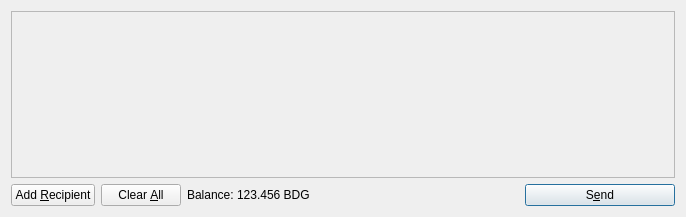
This is src/qt/forms/sendcoinsdialog.ui in badgercoincoin/badgercoin as Qt 5 draws it before an edit. The edited form follows.
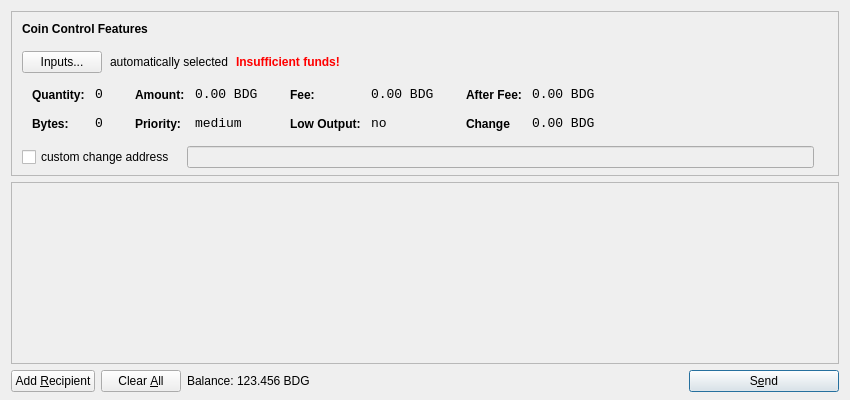
This is the edited form. Icons and pictures are not drawn.

The edit to the form file:
```diff
--- a/src/qt/forms/sendcoinsdialog.ui
+++ b/src/qt/forms/sendcoinsdialog.ui
@@ -6,14 +6,624 @@
    <rect>
     <x>0</x>
     <y>0</y>
-    <width>686</width>
-    <height>217</height>
+    <width>850</width>
+    <height>400</height>
    </rect>
   </property>
   <property name="windowTitle">
    <string>Send Coins</string>
   </property>
-  <layout class="QVBoxLayout" name="verticalLayout">
+  <layout class="QVBoxLayout" name="verticalLayout" stretch="0,1,0">
+   <property name="bottomMargin">
+    <number>8</number>
+   </property>
+   <item>
+    <widget class="QFrame" name="frameCoinControl">
+     <property name="sizePolicy">
+      <sizepolicy hsizetype="Expanding" vsizetype="Expanding">
+       <horstretch>0</horstretch>
+       <verstretch>0</verstretch>
+      </sizepolicy>
+     </property>
+     <property name="maximumSize">
+      <size>
+       <width>16777215</width>
+       <height>16777215</height>
+      </size>
+     </property>
+     <property name="frameShape">
+      <enum>QFrame::StyledPanel</enum>
+     </property>
+     <property name="frameShadow">
+      <enum>QFrame::Sunken</enum>
+     </property>
+     <layout class="QVBoxLayout" name="verticalLayoutCoinControl2">
+      <property name="spacing">
+       <number>6</number>
+      </property>
+      <property name="leftMargin">
+       <number>0</number>
+      </property>
+      <property name="topMargin">
+       <number>0</number>
+      </property>
+      <property name="rightMargin">
+       <number>0</number>
+      </property>
+      <property name="bottomMargin">
+       <number>6</number>
+      </property>
+      <item>
+       <layout class="QVBoxLayout" name="verticalLayoutCoinControl" stretch="0,0,0,0,1">
+        <property name="spacing">
+         <number>0</number>
+        </property>
+        <property name="leftMargin">
+         <number>10</number>
+        </property>
+        <property name="topMargin">
+         <number>10</number>
+        </property>
+        <item>
+         <layout class="QHBoxLayout" name="horizontalLayoutCoinControl1">
+          <property name="bottomMargin">
+           <number>15</number>
+          </property>
+          <item>
+           <widget class="QLabel" name="labelCoinControlFeatures">
+            <property name="sizePolicy">
+             <sizepolicy hsizetype="Preferred" vsizetype="Maximum">
+              <horstretch>0</horstretch>
+              <verstretch>0</verstretch>
+             </sizepolicy>
+            </property>
+            <property name="font">
+             <font>
+              <weight>75</weight>
+              <bold>true</bold>
+             </font>
+            </property>
+            <property name="styleSheet">
+             <string notr="true">font-weight:bold;</string>
+            </property>
+            <property name="text">
+             <string>Coin Control Features</string>
+            </property>
+           </widget>
+          </item>
+         </layout>
+        </item>
+        <item>
+         <layout class="QHBoxLayout" name="horizontalLayoutCoinControl2" stretch="0,0,0,0">
+          <property name="spacing">
+           <number>8</number>
+          </property>
+          <property name="bottomMargin">
+           <number>10</number>
+          </property>
+          <item>
+           <widget class="QPushButton" name="pushButtonCoinControl">
+            <property name="styleSheet">
+             <string notr="true"/>
+            </property>
+            <property name="text">
+             <string>Inputs...</string>
+            </property>
+           </widget>
+          </item>
+          <item>
+           <widget class="QLabel" name="labelCoinControlAutomaticallySelected">
+            <property name="text">
+             <string>automatically selected</string>
+            </property>
+            <property name="margin">
+             <number>5</number>
+            </property>
+           </widget>
+          </item>
+          <item>
+           <widget class="QLabel" name="labelCoinControlInsuffFunds">
+            <property name="font">
+             <font>
+              <weight>75</weight>
+              <bold>true</bold>
+             </font>
+            </property>
+            <property name="styleSheet">
+             <string notr="true">color:red;font-weight:bold;</string>
+            </property>
+            <property name="text">
+             <string>Insufficient funds!</string>
+            </property>
+            <property name="margin">
+             <number>5</number>
+            </property>
+           </widget>
+          </item>
+          <item>
+           <spacer name="horizontalSpacerCoinControl">
+            <property name="orientation">
+             <enum>Qt::Horizontal</enum>
+            </property>
+            <property name="sizeHint" stdset="0">
+             <size>
+              <width>40</width>
+              <height>1</height>
+             </size>
+            </property>
+           </spacer>
+          </item>
+         </layout>
+        </item>
+        <item>
+         <widget class="QWidget" name="widgetCoinControl" native="true">
+          <property name="sizePolicy">
+           <sizepolicy hsizetype="Preferred" vsizetype="Preferred">
+            <horstretch>0</horstretch>
+            <verstretch>0</verstretch>
+           </sizepolicy>
+          </property>
+          <property name="minimumSize">
+           <size>
+            <width>0</width>
+            <height>0</height>
+           </size>
+          </property>
+          <property name="styleSheet">
+           <string notr="true"/>
+          </property>
+          <layout class="QHBoxLayout" name="horizontalLayoutCoinControl5">
+           <property name="leftMargin">
+            <number>0</number>
+           </property>
+           <property name="topMargin">
+            <number>0</number>
+           </property>
+           <property name="rightMargin">
+            <number>0</number>
+           </property>
+           <property name="bottomMargin">
+            <number>0</number>
+           </property>
+           <item>
+            <layout class="QHBoxLayout" name="horizontalLayoutCoinControl3" stretch="0,0,0,1">
+             <property name="spacing">
+              <number>20</number>
+             </property>
+             <property name="topMargin">
+              <number>0</number>
+             </property>
+             <property name="bottomMargin">
+              <number>10</number>
+             </property>
+             <item>
+              <layout class="QFormLayout" name="formLayoutCoinControl1">
+               <property name="horizontalSpacing">
+                <number>10</number>
+               </property>
+               <property name="verticalSpacing">
+                <number>14</number>
+               </property>
+               <property name="leftMargin">
+                <number>10</number>
+               </property>
+               <property name="topMargin">
+                <number>4</number>
+               </property>
+               <property name="rightMargin">
+                <number>6</number>
+               </property>
+               <item row="0" column="0">
+                <widget class="QLabel" name="labelCoinControlQuantityText">
+                 <property name="styleSheet">
+                  <string notr="true">font-weight:bold;</string>
+                 </property>
+                 <property name="text">
+                  <string>Quantity:</string>
+                 </property>
+                 <property name="margin">
+                  <number>0</number>
+                 </property>
+                </widget>
+               </item>
+               <item row="0" column="1">
+                <widget class="QLabel" name="labelCoinControlQuantity">
+                 <property name="font">
+                  <font>
+                   <family>Monospace</family>
+                   <pointsize>10</pointsize>
+                  </font>
+                 </property>
+                 <property name="cursor">
+                  <cursorShape>IBeamCursor</cursorShape>
+                 </property>
+                 <property name="contextMenuPolicy">
+                  <enum>Qt::ActionsContextMenu</enum>
+                 </property>
+                 <property name="text">
+                  <string>0</string>
+                 </property>
+                 <property name="margin">
+                  <number>0</number>
+                 </property>
+                 <property name="textInteractionFlags">
+                  <set>Qt::LinksAccessibleByMouse|Qt::TextSelectableByKeyboard|Qt::TextSelectableByMouse</set>
+                 </property>
+                </widget>
+               </item>
+               <item row="1" column="0">
+                <widget class="QLabel" name="labelCoinControlBytesText">
+                 <property name="styleSheet">
+                  <string notr="true">font-weight:bold;</string>
+                 </property>
+                 <property name="text">
+                  <string>Bytes:</string>
+                 </property>
+                </widget>
+               </item>
+               <item row="1" column="1">
+                <widget class="QLabel" name="labelCoinControlBytes">
+                 <property name="font">
+                  <font>
+                   <family>Monospace</family>
+                   <pointsize>10</pointsize>
+                  </font>
+                 </property>
+                 <property name="cursor">
+                  <cursorShape>IBeamCursor</cursorShape>
+                 </property>
+                 <property name="contextMenuPolicy">
+                  <enum>Qt::ActionsContextMenu</enum>
+                 </property>
+                 <property name="text">
+                  <string>0</string>
+                 </property>
+                 <property name="textInteractionFlags">
+                  <set>Qt::LinksAccessibleByMouse|Qt::TextSelectableByKeyboard|Qt::TextSelectableByMouse</set>
+                 </property>
+                </widget>
+               </item>
+              </layout>
+             </item>
+             <item>
+              <layout class="QFormLayout" name="formLayoutCoinControl2">
+               <property name="horizontalSpacing">
+                <number>10</number>
+               </property>
+               <property name="verticalSpacing">
+                <number>14</number>
+               </property>
+               <property name="leftMargin">
+                <number>6</number>
+               </property>
+               <property name="topMargin">
+                <number>4</number>
+               </property>
+               <property name="rightMargin">
+                <number>6</number>
+               </property>
+               <item row="0" column="0">
+                <widget class="QLabel" name="labelCoinControlAmountText">
+                 <property name="styleSheet">
+                  <string notr="true">font-weight:bold;</string>
+                 </property>
+                 <property name="text">
+                  <string>Amount:</string>
+                 </property>
+                 <property name="margin">
+                  <number>0</number>
+                 </property>
+                </widget>
+               </item>
+               <item row="0" column="1">
+                <widget class="QLabel" name="labelCoinControlAmount">
+                 <property name="font">
+                  <font>
+                   <family>Monospace</family>
+                   <pointsize>10</pointsize>
+                  </font>
+                 </property>
+                 <property name="cursor">
+                  <cursorShape>IBeamCursor</cursorShape>
+                 </property>
+                 <property name="contextMenuPolicy">
+                  <enum>Qt::ActionsContextMenu</enum>
+                 </property>
+                 <property name="text">
+                  <string>0.00 BDG</string>
+                 </property>
+                 <property name="textInteractionFlags">
+                  <set>Qt::LinksAccessibleByMouse|Qt::TextSelectableByKeyboard|Qt::TextSelectableByMouse</set>
+                 </property>
+                </widget>
+               </item>
+               <item row="1" column="0">
+                <widget class="QLabel" name="labelCoinControlPriorityText">
+                 <property name="styleSheet">
+                  <string notr="true">font-weight:bold;</string>
+                 </property>
+                 <property name="text">
+                  <string>Priority:</string>
+                 </property>
+                </widget>
+               </item>
+               <item row="1" column="1">
+                <widget class="QLabel" name="labelCoinControlPriority">
+                 <property name="font">
+                  <font>
+                   <family>Monospace</family>
+                   <pointsize>10</pointsize>
+                  </font>
+                 </property>
+                 <property name="cursor">
+                  <cursorShape>IBeamCursor</cursorShape>
+                 </property>
+                 <property name="contextMenuPolicy">
+                  <enum>Qt::ActionsContextMenu</enum>
+                 </property>
+                 <property name="text">
+                  <string>medium</string>
+                 </property>
+                 <property name="textInteractionFlags">
+                  <set>Qt::LinksAccessibleByMouse|Qt::TextSelectableByKeyboard|Qt::TextSelectableByMouse</set>
+                 </property>
+                </widget>
+               </item>
+              </layout>
+             </item>
+             <item>
+              <layout class="QFormLayout" name="formLayoutCoinControl3">
+               <property name="horizontalSpacing">
+                <number>10</number>
+               </property>
+               <property name="verticalSpacing">
+                <number>14</number>
+               </property>
+               <property name="leftMargin">
+                <number>6</number>
+               </property>
+               <property name="topMargin">
+                <number>4</number>
+               </property>
+               <property name="rightMargin">
+                <number>6</number>
+               </property>
+               <item row="0" column="0">
+                <widget class="QLabel" name="labelCoinControlFeeText">
+                 <property name="styleSheet">
+                  <string notr="true">font-weight:bold;</string>
+                 </property>
+                 <property name="text">
+                  <string>Fee:</string>
+                 </property>
+                 <property name="margin">
+                  <number>0</number>
+                 </property>
+                </widget>
+               </item>
+               <item row="0" column="1">
+                <widget class="QLabel" name="labelCoinControlFee">
+                 <property name="font">
+                  <font>
+                   <family>Monospace</family>
+                   <pointsize>10</pointsize>
+                  </font>
+                 </property>
+                 <property name="cursor">
+                  <cursorShape>IBeamCursor</cursorShape>
+                 </property>
+                 <property name="contextMenuPolicy">
+                  <enum>Qt::ActionsContextMenu</enum>
+                 </property>
+                 <property name="text">
+                  <string>0.00 BDG</string>
+                 </property>
+                 <property name="textInteractionFlags">
+                  <set>Qt::LinksAccessibleByMouse|Qt::TextSelectableByKeyboard|Qt::TextSelectableByMouse</set>
+                 </property>
+                </widget>
+               </item>
+               <item row="1" column="0">
+                <widget class="QLabel" name="labelCoinControlLowOutputText">
+                 <property name="styleSheet">
+                  <string notr="true">font-weight:bold;</string>
+                 </property>
+                 <property name="text">
+                  <string>Low Output:</string>
+                 </property>
+                </widget>
+               </item>
+               <item row="1" column="1">
+                <widget class="QLabel" name="labelCoinControlLowOutput">
+                 <property name="font">
+                  <font>
+                   <family>Monospace</family>
+                   <pointsize>10</pointsize>
+                  </font>
+                 </property>
+                 <property name="cursor">
+                  <cursorShape>IBeamCursor</cursorShape>
+                 </property>
+                 <property name="contextMenuPolicy">
+                  <enum>Qt::ActionsContextMenu</enum>
+                 </property>
+                 <property name="text">
+                  <string>no</string>
+                 </property>
+                 <property name="textInteractionFlags">
+                  <set>Qt::LinksAccessibleByMouse|Qt::TextSelectableByKeyboard|Qt::TextSelectableByMouse</set>
+                 </property>
+                </widget>
+               </item>
+              </layout>
+             </item>
+             <item>
+              <layout class="QFormLayout" name="formLayoutCoinControl4">
+               <property name="horizontalSpacing">
+                <number>10</number>
+               </property>
+               <property name="verticalSpacing">
+                <number>14</number>
+               </property>
+               <property name="leftMargin">
+                <number>6</number>
+               </property>
+               <property name="topMargin">
+                <number>4</number>
+               </property>
+               <property name="rightMargin">
+                <number>6</number>
+               </property>
+               <item row="0" column="0">
+                <widget class="QLabel" name="labelCoinControlAfterFeeText">
+                 <property name="styleSheet">
+                  <string notr="true">font-weight:bold;</string>
+                 </property>
+                 <property name="text">
+                  <string>After Fee:</string>
+                 </property>
+                 <property name="margin">
+                  <number>0</number>
+                 </property>
+                </widget>
+               </item>
+               <item row="0" column="1">
+                <widget class="QLabel" name="labelCoinControlAfterFee">
+                 <property name="font">
+                  <font>
+                   <family>Monospace</family>
+                   <pointsize>10</pointsize>
+                  </font>
+                 </property>
+                 <property name="cursor">
+                  <cursorShape>IBeamCursor</cursorShape>
+                 </property>
+                 <property name="contextMenuPolicy">
+                  <enum>Qt::ActionsContextMenu</enum>
+                 </property>
+                 <property name="text">
+                  <string>0.00 BDG</string>
+                 </property>
+                 <property name="textInteractionFlags">
+                  <set>Qt::LinksAccessibleByMouse|Qt::TextSelectableByKeyboard|Qt::TextSelectableByMouse</set>
+                 </property>
+                </widget>
+               </item>
+               <item row="1" column="0">
+                <widget class="QLabel" name="labelCoinControlChangeText">
+                 <property name="styleSheet">
+                  <string notr="true">font-weight:bold;</string>
+                 </property>
+                 <property name="text">
+                  <string>Change</string>
+                 </property>
+                </widget>
+               </item>
+               <item row="1" column="1">
+                <widget class="QLabel" name="labelCoinControlChange">
+                 <property name="font">
+                  <font>
+                   <family>Monospace</family>
+                   <pointsize>10</pointsize>
+                  </font>
+                 </property>
+                 <property name="cursor">
+                  <cursorShape>IBeamCursor</cursorShape>
+                 </property>
+                 <property name="contextMenuPolicy">
+                  <enum>Qt::ActionsContextMenu</enum>
+                 </property>
+                 <property name="text">
+                  <string>0.00 BDG</string>
+                 </property>
+                 <property name="textInteractionFlags">
+                  <set>Qt::LinksAccessibleByMouse|Qt::TextSelectableByKeyboard|Qt::TextSelectableByMouse</set>
+                 </property>
+                </widget>
+               </item>
+              </layout>
+             </item>
+            </layout>
+           </item>
+          </layout>
+         </widget>
+        </item>
+        <item>
+         <layout class="QHBoxLayout" name="horizontalLayoutCoinControl4" stretch="0,0,0">
+          <property name="spacing">
+           <number>12</number>
+          </property>
+          <property name="sizeConstraint">
+           <enum>QLayout::SetDefaultConstraint</enum>
+          </property>
+          <property name="topMargin">
+           <number>5</number>
+          </property>
+          <property name="rightMargin">
+           <number>5</number>
+          </property>
+          <item>
+           <widget class="QCheckBox" name="checkBoxCoinControlChange">
+            <property name="text">
+             <string>custom change address</string>
+            </property>
+           </widget>
+          </item>
+          <item>
+           <widget class="QLineEdit" name="lineEditCoinControlChange">
+            <property name="enabled">
+             <bool>false</bool>
+            </property>
+            <property name="sizePolicy">
+             <sizepolicy hsizetype="Expanding" vsizetype="Fixed">
+              <horstretch>0</horstretch>
+              <verstretch>0</verstretch>
+             </sizepolicy>
+            </property>
+           </widget>
+          </item>
+          <item>
+           <widget class="QLabel" name="labelCoinControlChangeLabel">
+            <property name="sizePolicy">
+             <sizepolicy hsizetype="Preferred" vsizetype="Expanding">
+              <horstretch>0</horstretch>
+              <verstretch>0</verstretch>
+             </sizepolicy>
+            </property>
+            <property name="minimumSize">
+             <size>
+              <width>0</width>
+              <height>0</height>
+             </size>
+            </property>
+            <property name="text">
+             <string/>
+            </property>
+            <property name="margin">
+             <number>3</number>
+            </property>
+           </widget>
+          </item>
+         </layout>
+        </item>
+        <item>
+         <spacer name="verticalSpacerCoinControl">
+          <property name="orientation">
+           <enum>Qt::Vertical</enum>
+          </property>
+          <property name="sizeHint" stdset="0">
+           <size>
+            <width>800</width>
+            <height>1</height>
+           </size>
+          </property>
+         </spacer>
+        </item>
+       </layout>
+      </item>
+     </layout>
+    </widget>
+   </item>
    <item>
     <widget class="QScrollArea" name="scrollArea">
      <property name="widgetResizable">
@@ -24,8 +634,8 @@
        <rect>
         <x>0</x>
         <y>0</y>
-        <width>666</width>
-        <height>165</height>
+        <width>828</width>
+        <height>162</height>
        </rect>
       </property>
       <layout class="QVBoxLayout" name="verticalLayout_2">
@@ -108,6 +718,12 @@
        </property>
        <item>
         <widget class="QLabel" name="label">
+         <property name="sizePolicy">
+          <sizepolicy hsizetype="Preferred" vsizetype="Fixed">
+           <horstretch>0</horstretch>
+           <verstretch>0</verstretch>
+          </sizepolicy>
+         </property>
          <property name="text">
           <string>Balance:</string>
          </property>
@@ -115,6 +731,12 @@
        </item>
        <item>
         <widget class="QLabel" name="labelBalance">
+         <property name="sizePolicy">
+          <sizepolicy hsizetype="Preferred" vsizetype="Fixed">
+           <horstretch>0</horstretch>
+           <verstretch>0</verstretch>
+          </sizepolicy>
+         </property>
          <property name="cursor">
           <cursorShape>IBeamCursor</cursorShape>
          </property>
```
Left out of the diff: 11 changed lines with no effect on the pictures.
